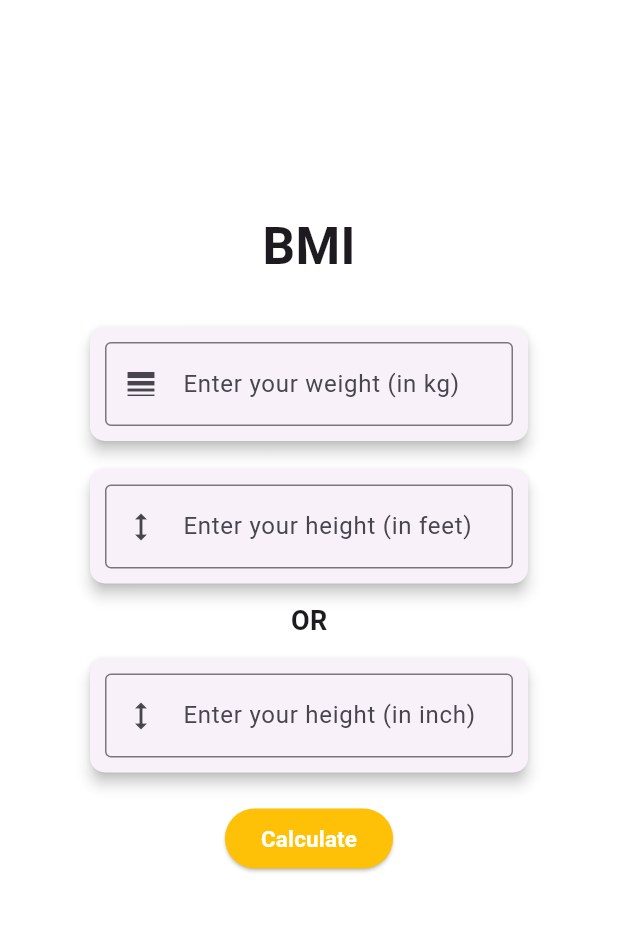
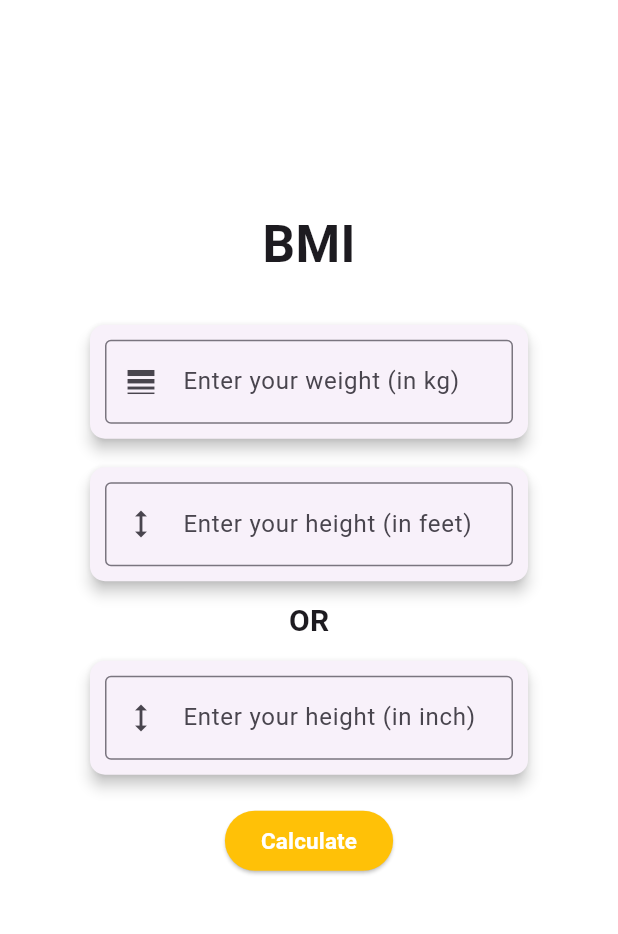
Before and after one commit to anish03mondal/BMI__-Calculator, a Flutter app: the screen it shows after launch, on a phone screen of 412 x 824 dp, the part 84-1018 px from its top. Run offline on Flutter 3.47's test engine with Material 3 defaults, Android fonts, the phone set to English and light mode, and no system bars; our stand-ins replace lottie.

Commit message:
textChanged

```diff
--- a/lib/main.dart
+++ b/lib/main.dart
@@ -99,7 +99,7 @@ class _MyHomePageState extends State<MyHomePage> {
                   ),
                   SizedBox(height: 8),
 
-                  Text('OR', style: TextStyle(fontSize: 18,
+                  Text('OR', style: TextStyle(fontSize: 20,
                    fontWeight: FontWeight.bold),),
 
                   SizedBox(height: 8),
```
